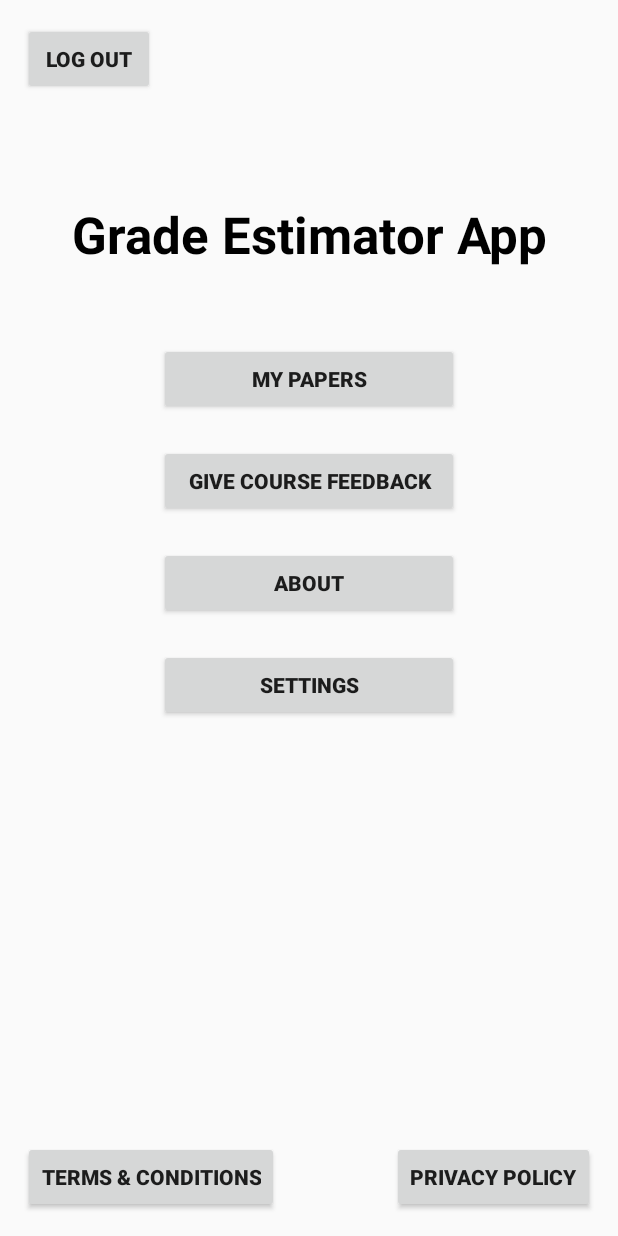
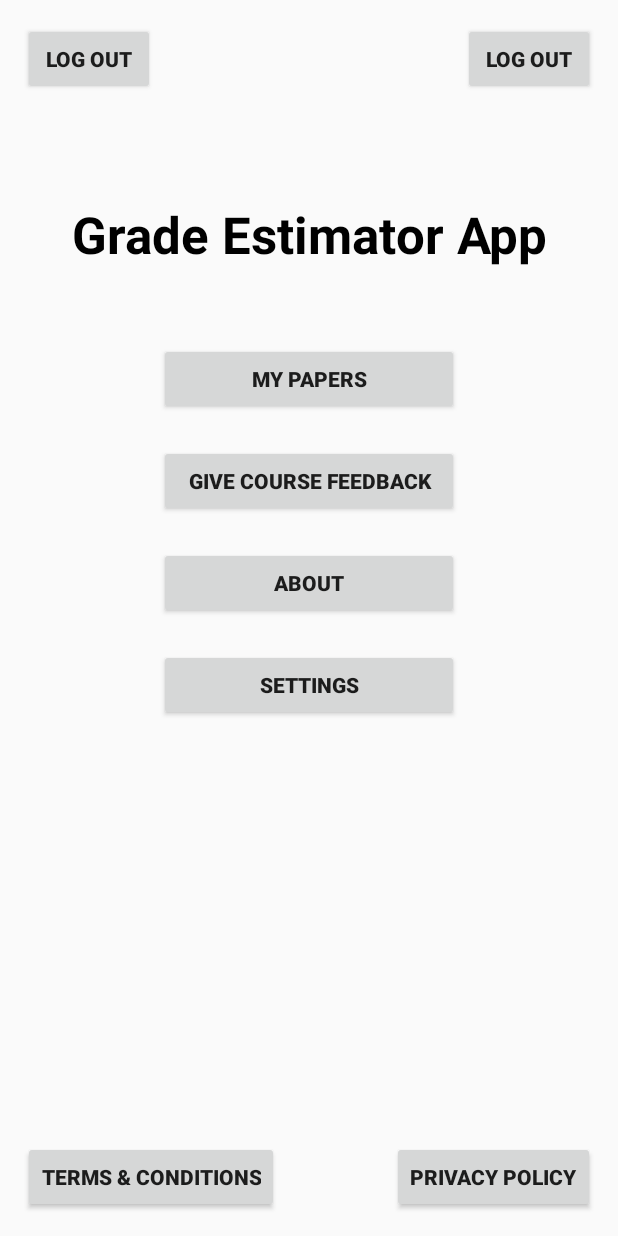
Before and after one commit to zwsaqx/MobileSystemsCOMP713, an Android app built with Jetpack Compose: the layout menu_activity.xml on its own in the app's theme, with its tools: preview values and no code run, on a phone screen of 412 x 824 dp. Run offline under Robolectric (Android 15) with nearby library versions, the phone set to English and light mode, and no system bars.

Commit message:
change to different ML

```diff
--- a/app/src/main/res/layout/menu_activity.xml
+++ b/app/src/main/res/layout/menu_activity.xml
@@ -9,6 +9,13 @@
     android:textColor="@color/black"
 
     > <!-- padding so buttons don't touch screen edges -->
+    <LinearLayout
+        android:layout_width="match_parent"
+        android:layout_height="wrap_content"
+        android:orientation="horizontal">
+
+
+
         <Button
             android:id="@+id/backButton"
             android:layout_width="wrap_content"
@@ -17,7 +24,24 @@
             android:onClick="logoutButtonClick"
             android:radius="20dp"
             android:text="Log out"
-        android:textStyle="bold"/>
+            android:textStyle="bold" />
+
+        <Space
+            android:layout_width="0dp"
+            android:layout_height="wrap_content"
+            android:layout_weight="1" />
+
+        <Button
+            android:id="@+id/languageButton"
+            android:layout_width="wrap_content"
+            android:layout_height="wrap_content"
+            android:layout_gravity="right"
+            android:onClick="languageButtonClick"
+            android:radius="20dp"
+            android:text="Log out"
+            android:textStyle="bold" />
+    </LinearLayout>
+
     <TextView
         android:textColor="@color/black"
         android:id="@+id/textView"
```
Also changed, not shown: app/build.gradle.kts (+3 -8 lines), app/src/main/java/com/example/gradeestimatorapplication/MainActivity.kt (+4 -23 lines), build.gradle.kts (line endings or trailing spaces), gradle/wrapper/gradle-wrapper.properties, 4 other files. Lines whose indentation alone changed are shown as unchanged.
